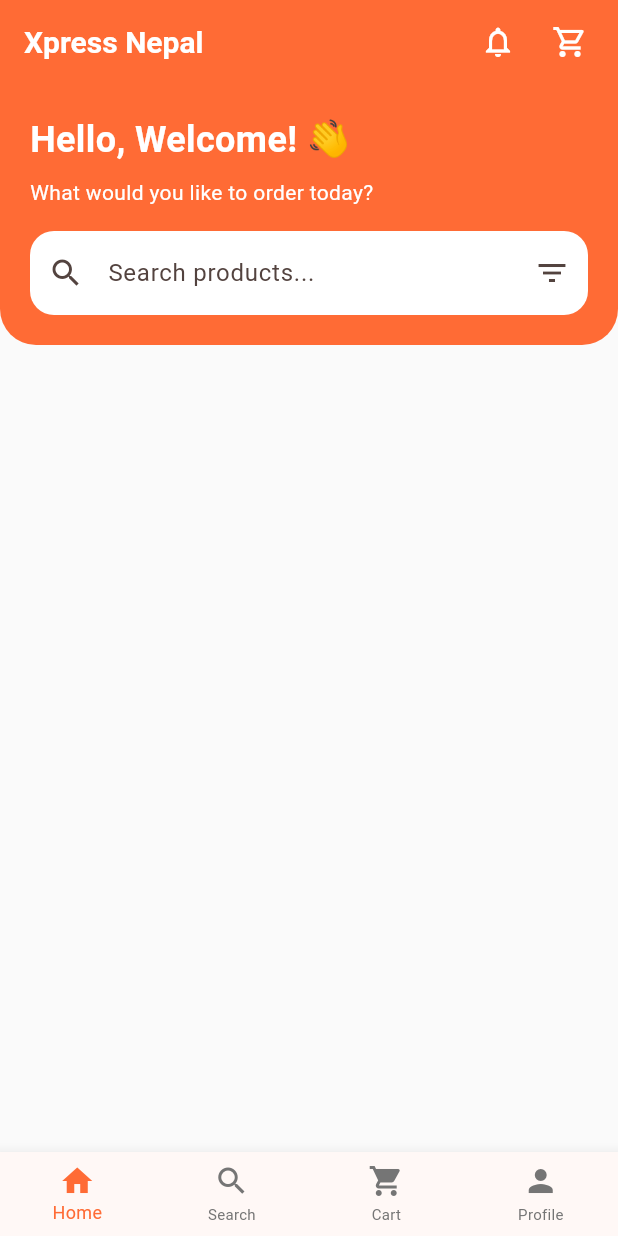
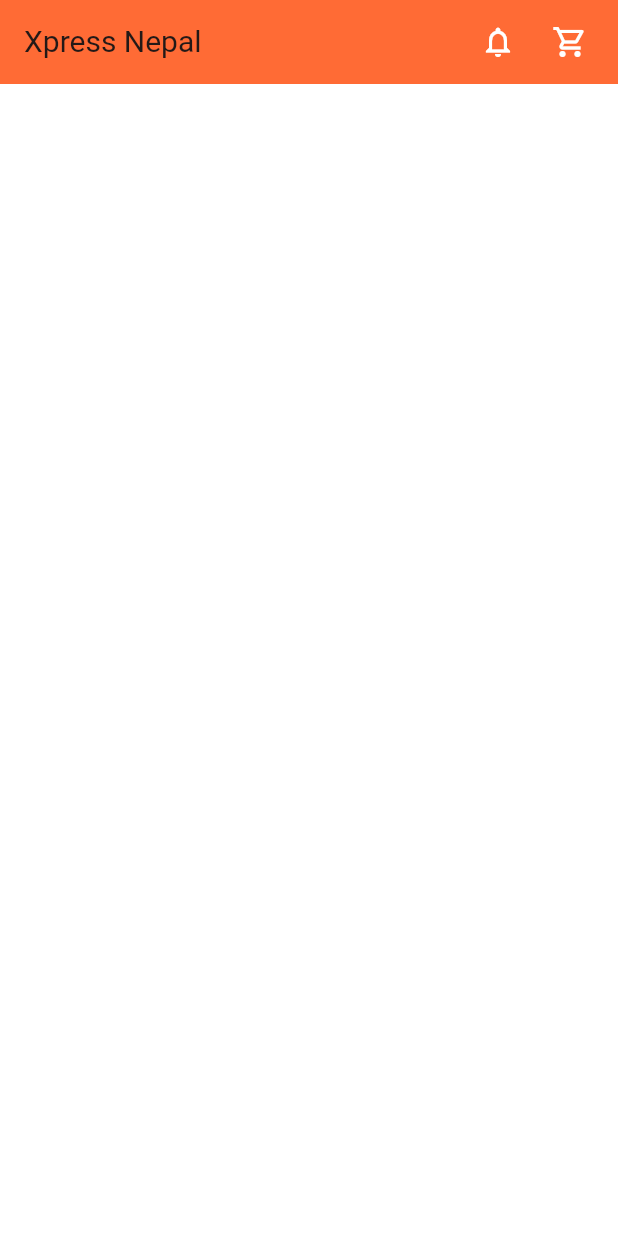
Before and after one commit to smritikhanal/xpress_nepal, a Flutter app: the HomeScreen screen opened directly, on a phone screen of 412 x 824 dp. Run offline on Flutter 3.47's test engine with Material 3 defaults, Android fonts, the light colour scheme and no system bars.

Commit message:
added : App bar on homescreen

```diff
--- a/lib/screens/home_screen.dart
+++ b/lib/screens/home_screen.dart
@@ -8,21 +8,10 @@
 }
 
 class _HomeScreenState extends State<HomeScreen> {
-  int _selectedIndex = 0;
   final TextEditingController _searchController = TextEditingController();
 
-  static const Color _primaryOrange = Color(0xFFFF6B35);
-  static const Color _background = Color(0xFFFAFAFA);
-  static const Color _white = Colors.white;
-  static const Color _textSecondary = Color(0xFF757575);
-  static const double _paddingL = 20.0;
   static const double _paddingM = 16.0;
-  static const double _paddingXL = 24.0;
   static const double _spaceS = 8.0;
-  static const double _spaceL = 16.0;
-  static const double _spaceXXL = 32.0;
-  static const double _radiusL = 16.0;
-  static const double _radiusXL = 24.0;
 
   @override
   void dispose() {
@@ -36,17 +25,15 @@
     final isTablet = size.width >= 650;
 
     return Scaffold(
-      backgroundColor: _background,
+      backgroundColor: Theme.of(context).scaffoldBackgroundColor,
       appBar: AppBar(
-        backgroundColor: _primaryOrange,
+        backgroundColor: Theme.of(context).primaryColor,
         elevation: 0,
         title: Text(
           'Xpress Nepal',
-          style: TextStyle(
-            fontSize: isTablet ? 24 : 20,
-            fontWeight: FontWeight.bold,
-            color: _white,
-          ),
+          style: Theme.of(
+            context,
+          ).textTheme.displayMedium?.copyWith(fontSize: isTablet ? 24 : 20),
         ),
         actions: [
           IconButton(
@@ -60,95 +47,8 @@
           SizedBox(width: isTablet ? _paddingM : _spaceS),
         ],
       ),
-      body: SingleChildScrollView(
-        child: Column(
-          crossAxisAlignment: CrossAxisAlignment.start,
-          children: [
-            // Header with Search
-            Container(
-              padding: EdgeInsets.all(
-                isTablet ? _paddingXL : _paddingL,
-              ),
-              decoration: const BoxDecoration(
-                color: _primaryOrange,
-                borderRadius: BorderRadius.only(
-                  bottomLeft: Radius.circular(_radiusXL),
-                  bottomRight: Radius.circular(_radiusXL),
-                ),
-              ),
-              child: Column(
-                crossAxisAlignment: CrossAxisAlignment.start,
-                children: [
-                  Text(
-                    'Hello, Welcome! 👋',
-                    style: TextStyle(
-                      fontSize: isTablet ? 32 : 24,
-                      fontWeight: FontWeight.bold,
-                      color: _white,
-                    ),
-                  ),
-                  const SizedBox(height: _spaceS),
-                  Text(
-                    'What would you like to order today?',
-                    style: TextStyle(
-                      fontSize: isTablet ? 18 : 14,
-                      color: _white,
-                    ),
-                  ),
-                  const SizedBox(height: _spaceL),
-
-                  // Search Bar
-                  TextField(
-                    controller: _searchController,
-                    decoration: InputDecoration(
-                      hintText: 'Search products...',
-                      filled: true,
-                      fillColor: _white,
-                      prefixIcon: const Icon(Icons.search),
-                      suffixIcon: IconButton(
-                        icon: const Icon(Icons.filter_list),
-                        onPressed: () {},
-                      ),
-                      border: OutlineInputBorder(
-                        borderRadius: BorderRadius.circular(_radiusL),
-                        borderSide: BorderSide.none,
-                      ),
-                      contentPadding: EdgeInsets.symmetric(
-                        horizontal: isTablet
-                            ? _paddingL
-                            : _paddingM,
-                        vertical: isTablet
-                            ? _paddingL
-                            : _paddingM,
-                      ),
-                    ),
-                  ),
-                ],
-              ),
-            ),
-            const SizedBox(height: _spaceXXL),
-          ],
-        ),
-      ),
-      bottomNavigationBar: BottomNavigationBar(
-        currentIndex: _selectedIndex,
-        onTap: (index) => setState(() => _selectedIndex = index),
-        type: BottomNavigationBarType.fixed,
-        selectedItemColor: _primaryOrange,
-        unselectedItemColor: _textSecondary,
-        selectedFontSize: isTablet ? 16 : 12,
-        unselectedFontSize: isTablet ? 14 : 10,
-        iconSize: isTablet ? 32 : 24,
-        items: const [
-          BottomNavigationBarItem(icon: Icon(Icons.home), label: 'Home'),
-          BottomNavigationBarItem(icon: Icon(Icons.search), label: 'Search'),
-          BottomNavigationBarItem(
-            icon: Icon(Icons.shopping_cart),
-            label: 'Cart',
-          ),
-          BottomNavigationBarItem(icon: Icon(Icons.person), label: 'Profile'),
-        ],
-      ),
+      body: SingleChildScrollView(),
+      //Bottom Nav Here
     );
   }
 }
```
